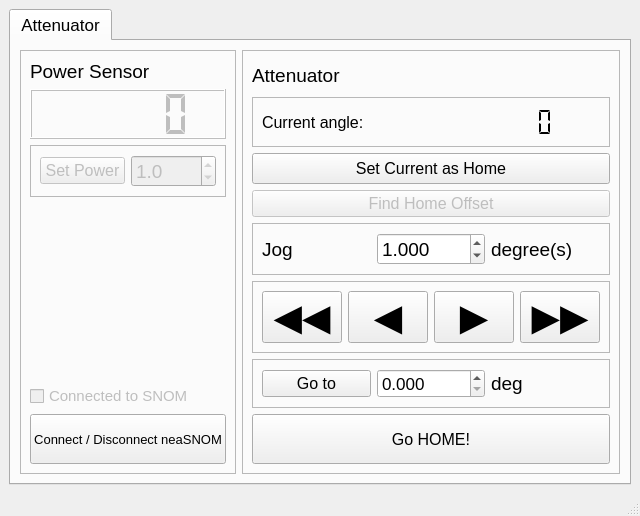
Old version of the form software/RotatorControlApp.ui in the repository OpenModHub/AutoQCLPower.
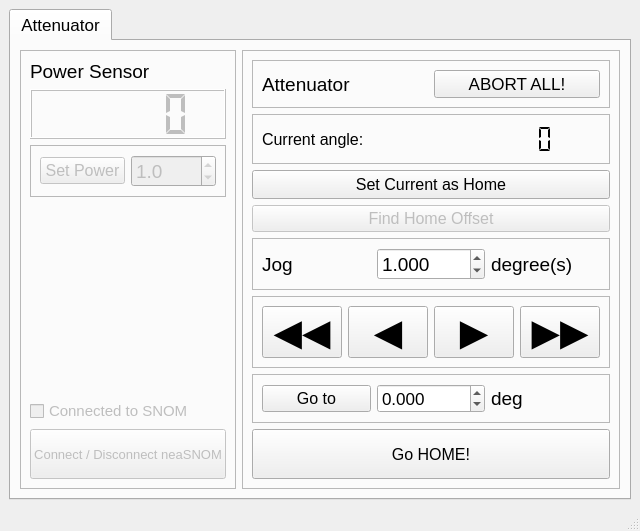
New version of the form.

Commit message: Config file for SNOM host setup

The edit to the form file:
```diff
--- a/software/RotatorControlApp.ui
+++ b/software/RotatorControlApp.ui
@@ -7,7 +7,7 @@
     <x>0</x>
     <y>0</y>
     <width>621</width>
-    <height>516</height>
+    <height>523</height>
    </rect>
   </property>
   <property name="font">
@@ -174,6 +174,9 @@
            </item>
            <item>
             <widget class="QPushButton" name="connectSNOM">
+             <property name="enabled">
+              <bool>false</bool>
+             </property>
              <property name="minimumSize">
               <size>
                <width>0</width>
@@ -209,6 +212,15 @@
           </property>
           <layout class="QVBoxLayout" name="verticalLayout">
            <item>
+            <widget class="QFrame" name="frame_8">
+             <property name="frameShape">
+              <enum>QFrame::StyledPanel</enum>
+             </property>
+             <property name="frameShadow">
+              <enum>QFrame::Raised</enum>
+             </property>
+             <layout class="QHBoxLayout" name="horizontalLayout_9">
+              <item>
             <widget class="QLabel" name="HomeOffsetLabel">
              <property name="font">
               <font>
@@ -221,6 +233,16 @@
             </widget>
            </item>
            <item>
+               <widget class="QPushButton" name="pushButton">
+                <property name="text">
+                 <string>ABORT ALL!</string>
+                </property>
+               </widget>
+              </item>
+             </layout>
+            </widget>
+           </item>
+           <item>
             <widget class="QFrame" name="frame_6">
              <property name="minimumSize">
               <size>
@@ -468,6 +490,9 @@
                 <property name="decimals">
                  <number>3</number>
                 </property>
+                <property name="minimum">
+                 <double>-180.000000000000000</double>
+                </property>
                 <property name="maximum">
                  <double>180.000000000000000</double>
                 </property>
@@ -511,6 +536,7 @@
              <property name="font">
               <font>
                <pointsize>12</pointsize>
+               <weight>50</weight>
                <italic>false</italic>
                <bold>false</bold>
               </font>
```
Left out of the diff: 3 changed lines with no effect on the pictures. Lines whose indentation alone changed are shown as unchanged. The commit also changes 2 other files.
